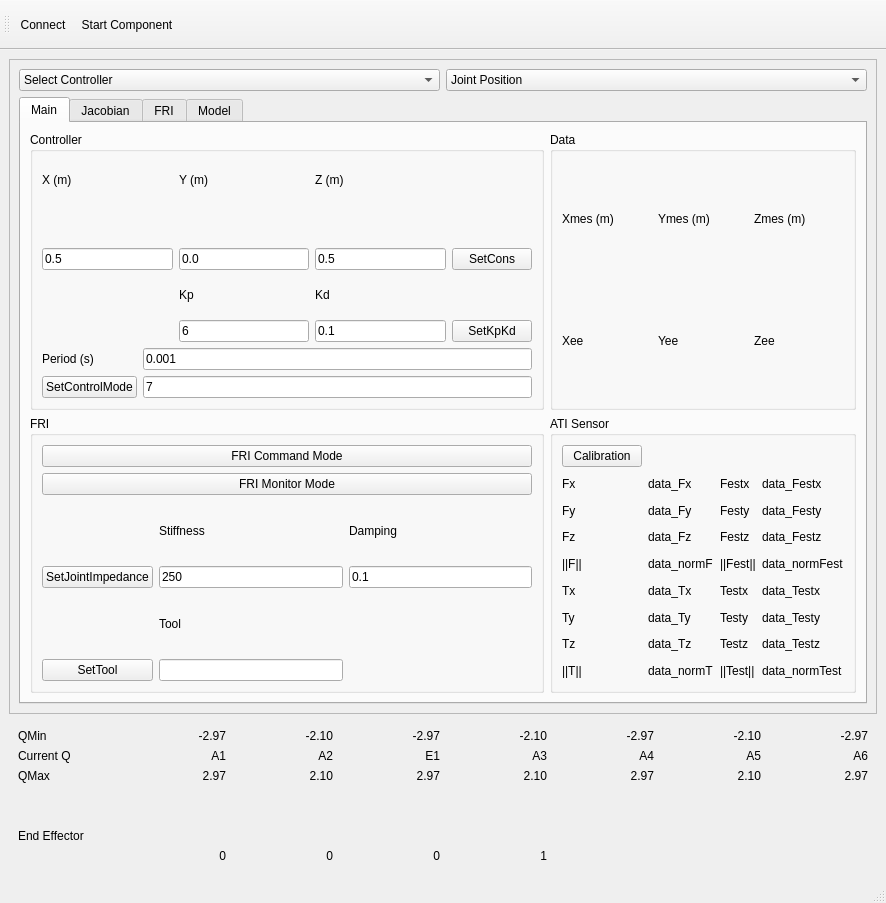
Qt form kukademo.ui (ISIR-SYROCO/kuka_ui_demo) before a commit.
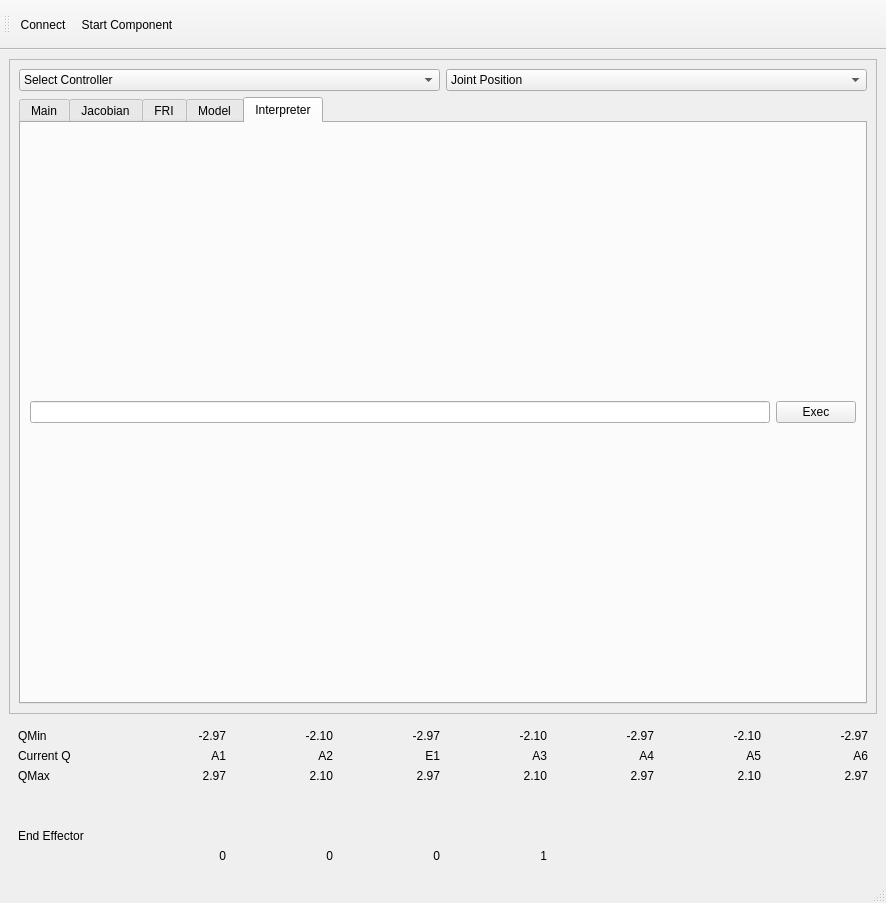
The same form after that commit.

Commit message: Add lua interpretor and fix End effector position reading

What changed in the file:
```diff
--- a/kukademo.ui
+++ b/kukademo.ui
@@ -38,7 +38,7 @@
           <item row="1" column="0">
            <widget class="QTabWidget" name="tabWidget">
             <property name="currentIndex">
-             <number>0</number>
+             <number>4</number>
             </property>
             <widget class="QWidget" name="main">
              <attribute name="title">
@@ -2337,6 +2337,27 @@
               </item>
              </layout>
             </widget>
+            <widget class="QWidget" name="tab_3">
+             <attribute name="title">
+              <string>Interpreter</string>
+             </attribute>
+             <layout class="QGridLayout" name="gridLayout_32">
+              <item row="0" column="0">
+               <layout class="QHBoxLayout" name="horizontalLayout_4">
+                <item>
+                 <widget class="QLineEdit" name="lua_interpreter"/>
+                </item>
+                <item>
+                 <widget class="QPushButton" name="lua_interpreter_button">
+                  <property name="text">
+                   <string>Exec</string>
+                  </property>
+                 </widget>
+                </item>
+               </layout>
+              </item>
+             </layout>
+            </widget>
            </widget>
           </item>
           <item row="0" column="0">
```
The commit also changes 1 other file.
